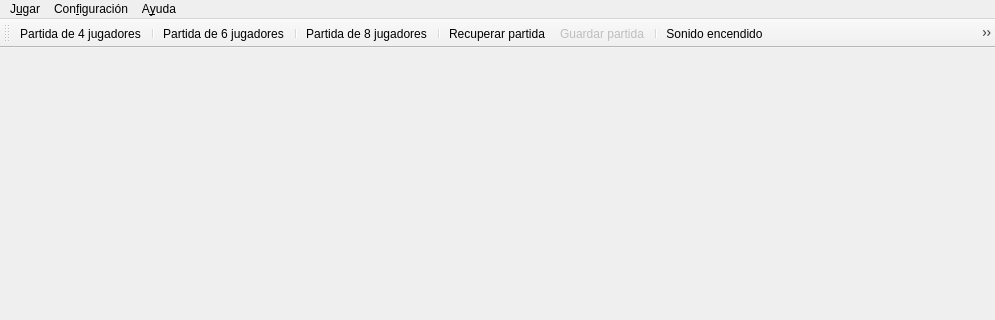
First picture: the form in ui/frmMain.ui, repository turulomio/glparchis, before the edit; both pictures show x 0 to 995 and y 0 to 320 of the 995 by 568 pixel window.
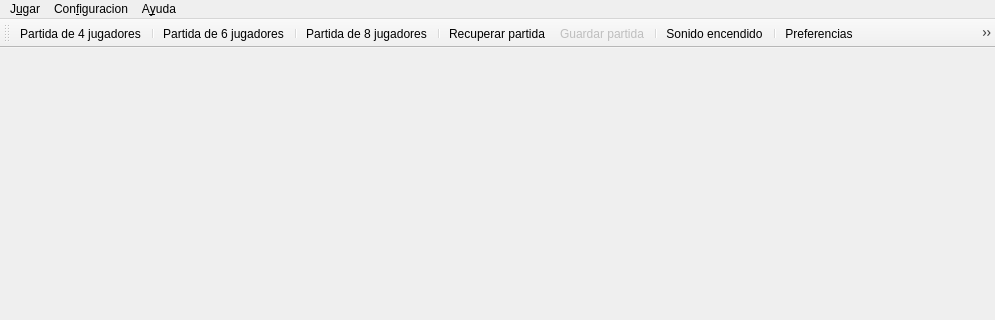
Second picture: the form after the edit. Icons and pictures are not drawn.

```diff
--- a/ui/frmMain.ui
+++ b/ui/frmMain.ui
@@ -65,7 +65,7 @@
    </widget>
    <widget class="QMenu" name="menuConfiguraci_n">
     <property name="title">
-     <string>Con&amp;figuración</string>
+     <string>Con&amp;figuracion</string>
     </property>
     <addaction name="actionSound"/>
     <addaction name="separator"/>
@@ -106,6 +106,8 @@
    <addaction name="actionGuardarPartida"/>
    <addaction name="separator"/>
    <addaction name="actionSound"/>
+   <addaction name="separator"/>
+   <addaction name="actionSettings"/>
    <addaction name="actionFullScreen"/>
    <addaction name="separator"/>
    <addaction name="actionHelp"/>
```
